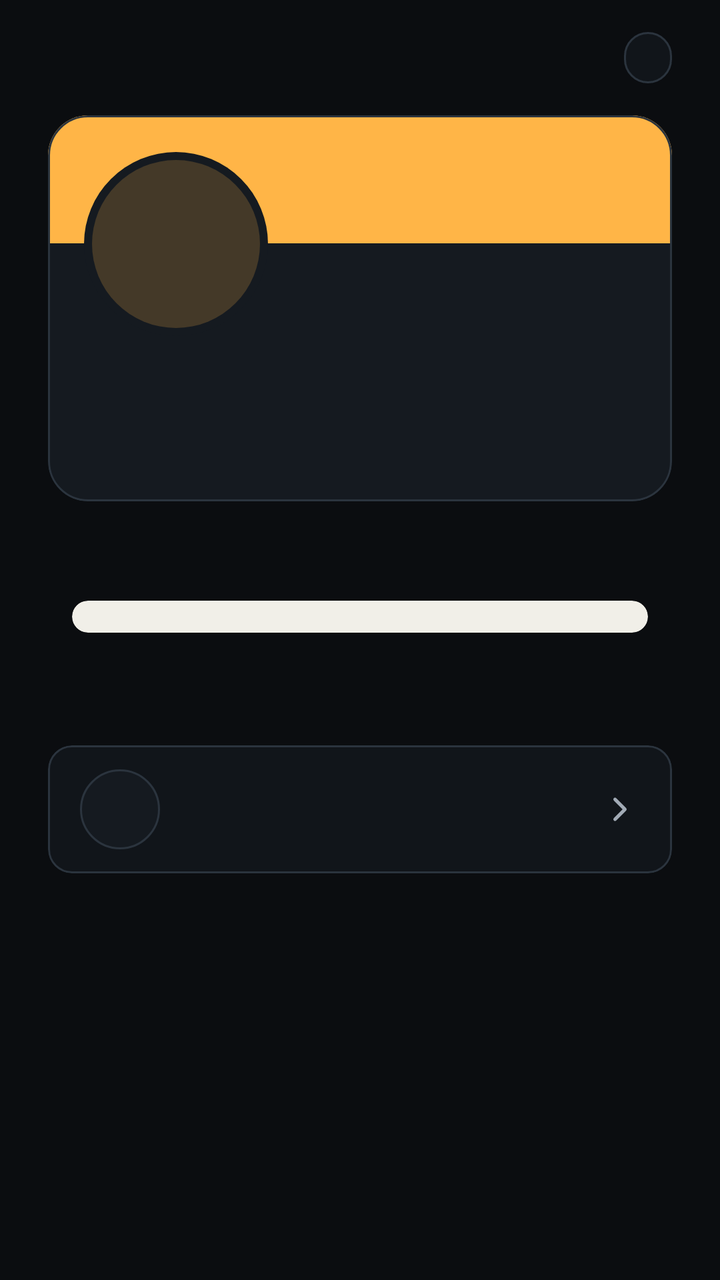
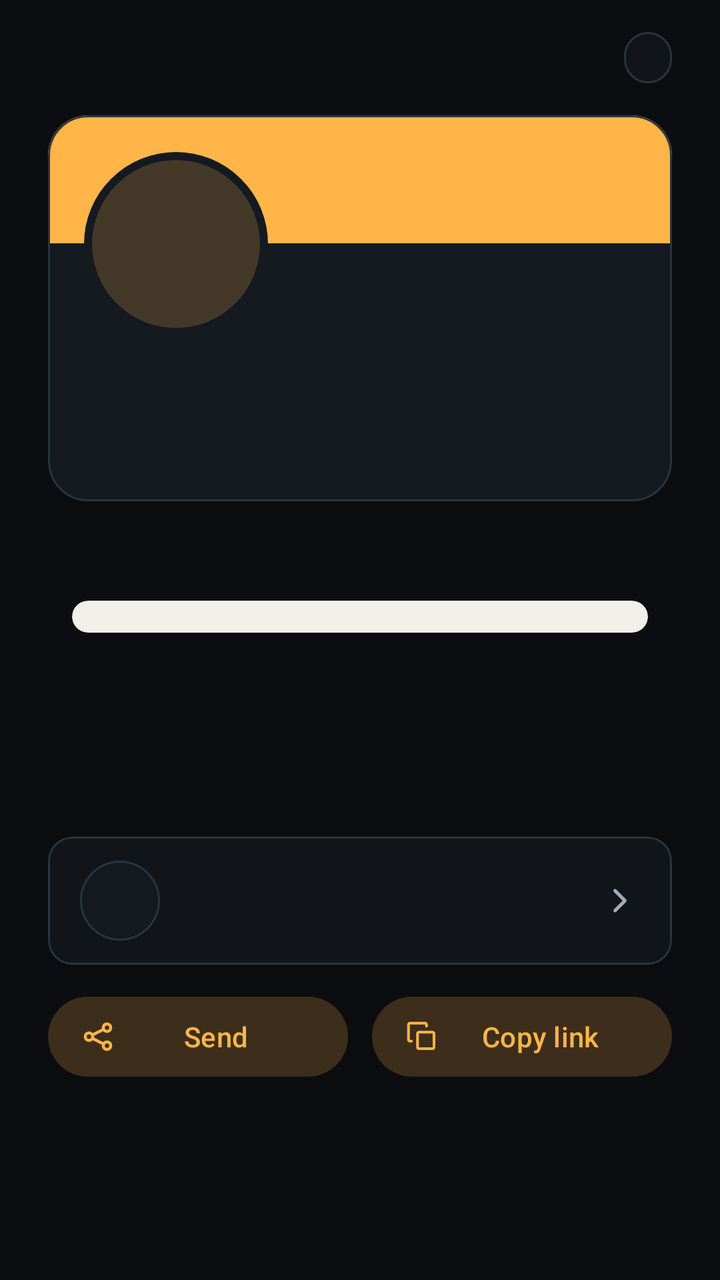

Before-and-after screenshots of an Android layout around one commit, followed by the original layout XML and the change that was made.
<!-- AndroidManifest.xml: application theme Theme.Tilde -->
<!-- res/layout/panel_share.xml -->
<?xml version="1.0" encoding="utf-8"?>
<ScrollView xmlns:android="http://schemas.android.com/apk/res/android"
    xmlns:app="http://schemas.android.com/apk/res-auto"
    style="@style/Panel">

    <LinearLayout
        android:layout_width="match_parent"
        android:layout_height="wrap_content"
        android:orientation="vertical"
        android:paddingHorizontal="24dp"
        android:paddingTop="16dp"
        android:paddingBottom="24dp">

        <LinearLayout
            android:layout_width="match_parent"
            android:layout_height="wrap_content"
            android:gravity="center_vertical"
            android:orientation="horizontal">

            <TextView
                android:id="@+id/brand"
                android:layout_width="0dp"
                android:layout_height="wrap_content"
                android:layout_weight="1"
                android:fontFamily="monospace"
                android:textColor="@color/text"
                android:textSize="16sp" />

            <TextView
                android:id="@+id/state"
                android:layout_width="wrap_content"
                android:layout_height="wrap_content"
                android:background="@drawable/bg_chip"
                android:paddingHorizontal="12dp"
                android:paddingVertical="4dp"
                android:textSize="13sp" />
        </LinearLayout>

        
        <com.google.android.material.card.MaterialCardView
            android:id="@+id/profile_card"
            android:layout_width="match_parent"
            android:layout_height="wrap_content"
            android:layout_marginTop="16dp"
            app:cardBackgroundColor="@color/panel_raised"
            app:cardCornerRadius="20dp"
            app:cardElevation="0dp"
            app:strokeColor="@color/line_strong"
            app:strokeWidth="1dp">

            <LinearLayout
                android:layout_width="match_parent"
                android:layout_height="wrap_content"
                android:orientation="vertical">

                <View
                    android:layout_width="match_parent"
                    android:layout_height="64dp"
                    android:background="@color/accent" />

                
                <FrameLayout
                    android:layout_width="92dp"
                    android:layout_height="92dp"
                    android:layout_marginStart="18dp"
                    android:layout_marginTop="-46dp"
                    android:background="@drawable/bg_avatar_ring"
                    android:padding="4dp">

                    <include
                        android:id="@+id/card_avatar"
                        layout="@layout/view_avatar"
                        android:layout_width="match_parent"
                        android:layout_height="match_parent" />
                </FrameLayout>

                <TextView
                    android:id="@+id/name"
                    android:layout_width="match_parent"
                    android:layout_height="wrap_content"
                    android:layout_marginHorizontal="20dp"
                    android:layout_marginTop="10dp"
                    android:textColor="@color/text"
                    android:textSize="24sp"
                    android:textStyle="bold" />

                <TextView
                    android:id="@+id/card_title"
                    android:layout_width="match_parent"
                    android:layout_height="wrap_content"
                    android:layout_marginHorizontal="20dp"
                    android:layout_marginTop="2dp"
                    android:layout_marginBottom="18dp"
                    android:textColor="@color/muted"
                    android:textSize="15sp" />
            </LinearLayout>
        </com.google.android.material.card.MaterialCardView>

        <com.google.android.material.button.MaterialButton
            android:id="@+id/set_up_profile"
            android:layout_width="wrap_content"
            android:layout_height="wrap_content"
            android:layout_gravity="center_horizontal"
            android:layout_marginTop="16dp"
            android:text="@string/set_up_profile"
            android:visibility="gone" />

        <TextView
            android:id="@+id/tagline"
            android:layout_width="match_parent"
            android:layout_height="wrap_content"
            android:layout_marginTop="4dp"
            android:gravity="center"
            android:textColor="@color/muted"
            android:textSize="16sp" />

        <com.google.android.material.card.MaterialCardView
            android:id="@+id/qr_card"
            android:layout_width="match_parent"
            android:layout_height="wrap_content"
            android:layout_marginHorizontal="12dp"
            android:layout_marginTop="24dp"
            app:cardBackgroundColor="@color/qr_light"
            app:cardCornerRadius="20dp"
            app:cardElevation="0dp"
            app:strokeWidth="0dp">

            <ImageView
                android:id="@+id/qr"
                android:layout_width="match_parent"
                android:layout_height="wrap_content"
                android:adjustViewBounds="true"
                android:contentDescription="@string/qr_description"
                android:padding="8dp"
                android:scaleType="fitCenter" />
        </com.google.android.material.card.MaterialCardView>

        <LinearLayout
            android:id="@+id/wifi_missing"
            android:layout_width="match_parent"
            android:layout_height="wrap_content"
            android:layout_marginTop="24dp"
            android:gravity="center"
            android:orientation="vertical"
            android:visibility="gone">

            <TextView
                style="@style/Hint"
                android:gravity="center"
                android:text="@string/wifi_missing" />

            <com.google.android.material.button.MaterialButton
                android:id="@+id/open_settings"
                style="@style/Widget.Material3.Button.TonalButton"
                android:layout_width="wrap_content"
                android:layout_height="wrap_content"
                android:layout_marginTop="8dp"
                android:text="@string/open_settings" />
        </LinearLayout>

        <TextView
            android:id="@+id/iphone_hint"
            android:layout_width="match_parent"
            android:layout_height="wrap_content"
            android:layout_marginTop="12dp"
            android:gravity="center"
            android:textColor="@color/accent"
            android:textSize="15sp" />

        <com.google.android.material.button.MaterialButton
            android:id="@+id/nfc_settings"
            style="@style/Widget.Material3.Button.TonalButton"
            android:layout_width="wrap_content"
            android:layout_height="wrap_content"
            android:layout_gravity="center_horizontal"
            android:layout_marginTop="12dp"
            android:text="@string/open_nfc_settings"
            android:visibility="gone" />

        <com.google.android.material.card.MaterialCardView
            android:id="@+id/share_row"
            style="@style/Widget.Material3.CardView.Outlined"
            android:layout_width="match_parent"
            android:layout_height="wrap_content"
            android:layout_marginTop="24dp"
            android:clickable="true"
            android:focusable="true"
            app:cardBackgroundColor="@color/panel"
            app:strokeColor="@color/line_strong">

            <include android:id="@+id/share_row_content" layout="@layout/row_preset" />
        </com.google.android.material.card.MaterialCardView>

        <TextView
            android:id="@+id/meta"
            android:layout_width="match_parent"
            android:layout_height="wrap_content"
            android:layout_marginTop="10dp"
            android:fontFamily="monospace"
            android:gravity="center"
            android:textColor="@color/dim"
            android:textSize="12sp" />
    </LinearLayout>
</ScrollView>
<!-- res/layout/view_avatar.xml (included above) -->
<?xml version="1.0" encoding="utf-8"?>
<FrameLayout xmlns:android="http://schemas.android.com/apk/res/android"
    xmlns:app="http://schemas.android.com/apk/res-auto"
    android:layout_width="match_parent"
    android:layout_height="match_parent">

    <TextView
        android:id="@+id/avatar_initials"
        android:layout_width="match_parent"
        android:layout_height="match_parent"
        android:background="@drawable/bg_avatar"
        android:gravity="center"
        android:textColor="@color/accent"
        android:textSize="24sp"
        android:textStyle="bold" />

    <com.google.android.material.imageview.ShapeableImageView
        android:id="@+id/avatar_photo"
        android:layout_width="match_parent"
        android:layout_height="match_parent"
        android:importantForAccessibility="no"
        android:scaleType="centerCrop"
        android:visibility="gone"
        app:shapeAppearanceOverlay="@style/Circle" />
</FrameLayout>
<!-- res/layout/row_preset.xml (included above) -->
<?xml version="1.0" encoding="utf-8"?>
<LinearLayout xmlns:android="http://schemas.android.com/apk/res/android"
    xmlns:app="http://schemas.android.com/apk/res-auto"
    android:layout_width="match_parent"
    android:layout_height="wrap_content"
    android:background="?attr/selectableItemBackground"
    android:gravity="center_vertical"
    android:minHeight="64dp"
    android:orientation="horizontal"
    android:paddingHorizontal="16dp"
    android:paddingVertical="10dp">

    
    <FrameLayout
        android:layout_width="40dp"
        android:layout_height="40dp"
        android:background="@drawable/bg_monogram">

        <ImageView
            android:id="@+id/logo"
            android:layout_width="22dp"
            android:layout_height="22dp"
            android:layout_gravity="center"
            android:importantForAccessibility="no" />

        <TextView
            android:id="@+id/monogram"
            android:layout_width="match_parent"
            android:layout_height="match_parent"
            android:fontFamily="monospace"
            android:gravity="center"
            android:textColor="@color/accent"
            android:textSize="15sp"
            android:textStyle="bold" />
    </FrameLayout>

    <LinearLayout
        android:layout_width="0dp"
        android:layout_height="wrap_content"
        android:layout_marginStart="14dp"
        android:layout_weight="1"
        android:orientation="vertical">

        <TextView
            android:id="@+id/title"
            android:layout_width="match_parent"
            android:layout_height="wrap_content"
            android:textColor="@color/text"
            android:textSize="16sp" />

        <TextView
            android:id="@+id/subtitle"
            android:layout_width="match_parent"
            android:layout_height="wrap_content"
            android:layout_marginTop="2dp"
            android:ellipsize="end"
            android:maxLines="1"
            android:textColor="@color/muted"
            android:textSize="13sp" />

        
        <TextView
            android:id="@+id/note"
            android:layout_width="match_parent"
            android:layout_height="wrap_content"
            android:layout_marginTop="2dp"
            android:text="@string/iphone_scan_only"
            android:textColor="@color/accent"
            android:textSize="13sp"
            android:visibility="gone" />
    </LinearLayout>

    <ImageView
        android:id="@+id/end"
        android:layout_width="20dp"
        android:layout_height="20dp"
        android:layout_marginStart="8dp"
        android:importantForAccessibility="no"
        android:src="@drawable/ic_chevron"
        app:tint="@color/muted" />
</LinearLayout>
<!-- resources referenced by this layout -->
<resources>
  <color name="accent">#FFB547</color>
  <color name="dim">#8A94A0</color>
  <color name="line_strong">#2B343E</color>
  <color name="muted">#A2ABB6</color>
  <color name="panel">#11151A</color>
  <color name="panel_raised">#151A20</color>
  <color name="qr_light">#F1EFE8</color>
  <color name="text">#E7EAEE</color>
  <!-- drawable bg_avatar (drawable) -->
  <?xml version="1.0" encoding="utf-8"?>
  <shape xmlns:android="http://schemas.android.com/apk/res/android" android:shape="oval">
      <solid android:color="@color/accent_soft" />
  </shape>
  <!-- drawable bg_avatar_ring (drawable) -->
  <?xml version="1.0" encoding="utf-8"?>
  <shape xmlns:android="http://schemas.android.com/apk/res/android" android:shape="oval">
      <solid android:color="@color/panel_raised" />
  </shape>
  <string name="iphone_scan_only">iPhone: scan the code</string>
  <string name="open_nfc_settings">Turn on NFC</string>
  <string name="open_settings">Open settings</string>
  <string name="qr_description">QR code for what a tap shares</string>
  <string name="set_up_profile">Set up your profile</string>
  <string name="wifi_missing">Add the Wi-Fi name and password in Settings to share it.</string>
  <style name="Circle">
          <item name="cornerFamily">rounded</item>
          <item name="cornerSize">50%</item>
      </style>
  <style name="Panel">
          <item name="android:layout_width">match_parent</item>
          <item name="android:layout_height">match_parent</item>
          <item name="android:fillViewport">true</item>
      </style>
  <color name="accent_soft">#33FFB547</color>
  <color name="bg">#0B0D10</color>
  <color name="line">#1F262E</color>
  <style name="ThemeOverlay.Tilde.BottomSheet" parent="ThemeOverlay.Material3.BottomSheetDialog">
          <item name="colorSurfaceContainerLow">@color/panel</item>
      </style>
  <!-- unchanged entries left out for length: 5 -->
</resources>

<!-- the commit's change to res/layout/panel_share.xml (unified diff, before → after) -->
@@ -36,65 +36,12 @@
                 android:textSize="13sp" />
         </LinearLayout>
 
-        
-        <com.google.android.material.card.MaterialCardView
+        <include
             android:id="@+id/profile_card"
-            android:layout_width="match_parent"
-            android:layout_height="wrap_content"
-            android:layout_marginTop="16dp"
-            app:cardBackgroundColor="@color/panel_raised"
-            app:cardCornerRadius="20dp"
-            app:cardElevation="0dp"
-            app:strokeColor="@color/line_strong"
-            app:strokeWidth="1dp">
-
-            <LinearLayout
-                android:layout_width="match_parent"
-                android:layout_height="wrap_content"
-                android:orientation="vertical">
-
-                <View
-                    android:layout_width="match_parent"
-                    android:layout_height="64dp"
-                    android:background="@color/accent" />
-
-                
-                <FrameLayout
-                    android:layout_width="92dp"
-                    android:layout_height="92dp"
-                    android:layout_marginStart="18dp"
-                    android:layout_marginTop="-46dp"
-                    android:background="@drawable/bg_avatar_ring"
-                    android:padding="4dp">
-
-                    <include
-                        android:id="@+id/card_avatar"
-                        layout="@layout/view_avatar"
-                        android:layout_width="match_parent"
-                        android:layout_height="match_parent" />
-                </FrameLayout>
-
-                <TextView
-                    android:id="@+id/name"
-                    android:layout_width="match_parent"
-                    android:layout_height="wrap_content"
-                    android:layout_marginHorizontal="20dp"
-                    android:layout_marginTop="10dp"
-                    android:textColor="@color/text"
-                    android:textSize="24sp"
-                    android:textStyle="bold" />
-
-                <TextView
-                    android:id="@+id/card_title"
-                    android:layout_width="match_parent"
-                    android:layout_height="wrap_content"
-                    android:layout_marginHorizontal="20dp"
-                    android:layout_marginTop="2dp"
-                    android:layout_marginBottom="18dp"
-                    android:textColor="@color/muted"
-                    android:textSize="15sp" />
-            </LinearLayout>
-        </com.google.android.material.card.MaterialCardView>
+            layout="@layout/view_card"
+            android:layout_width="match_parent"
+            android:layout_height="wrap_content"
+            android:layout_marginTop="16dp" />
 
         <com.google.android.material.button.MaterialButton
             android:id="@+id/set_up_profile"
@@ -135,6 +82,35 @@
                 android:scaleType="fitCenter" />
         </com.google.android.material.card.MaterialCardView>
 
+        
+        <TextView
+            android:id="@+id/qr_opens"
+            android:layout_width="match_parent"
+            android:layout_height="wrap_content"
+            android:layout_marginTop="12dp"
+            android:ellipsize="middle"
+            android:gravity="center"
+            android:singleLine="true"
+            android:textColor="@color/text"
+            android:textSize="16sp" />
+
+        
+        <HorizontalScrollView
+            android:id="@+id/quick_switch_scroll"
+            android:layout_width="match_parent"
+            android:layout_height="wrap_content"
+            android:layout_marginTop="12dp"
+            android:scrollbars="none">
+
+            <com.google.android.material.chip.ChipGroup
+                android:id="@+id/quick_switch"
+                android:layout_width="wrap_content"
+                android:layout_height="wrap_content"
+                app:selectionRequired="true"
+                app:singleLine="true"
+                app:singleSelection="true" />
+        </HorizontalScrollView>
+
         <LinearLayout
             android:id="@+id/wifi_missing"
             android:layout_width="match_parent"
@@ -191,6 +167,34 @@
             <include android:id="@+id/share_row_content" layout="@layout/row_preset" />
         </com.google.android.material.card.MaterialCardView>
 
+        
+        <LinearLayout
+            android:id="@+id/share_actions"
+            android:layout_width="match_parent"
+            android:layout_height="wrap_content"
+            android:layout_marginTop="12dp"
+            android:orientation="horizontal">
+
+            <com.google.android.material.button.MaterialButton
+                android:id="@+id/share_send"
+                style="@style/Widget.Material3.Button.TonalButton.Icon"
+                android:layout_width="0dp"
+                android:layout_height="wrap_content"
+                android:layout_weight="1"
+                android:text="@string/share_send"
+                app:icon="@drawable/ic_nav_share" />
+
+            <com.google.android.material.button.MaterialButton
+                android:id="@+id/share_copy"
+                style="@style/Widget.Material3.Button.TonalButton.Icon"
+                android:layout_width="0dp"
+                android:layout_height="wrap_content"
+                android:layout_marginStart="12dp"
+                android:layout_weight="1"
+                android:text="@string/share_copy"
+                app:icon="@drawable/ic_copy" />
+        </LinearLayout>
+
         <TextView
             android:id="@+id/meta"
             android:layout_width="match_parent"
@@ -202,32 +206,66 @@
             android:textSize="12sp" />
     </LinearLayout>
 </ScrollView>
-<!-- res/layout/view_avatar.xml (included above) -->
+<!-- res/layout/view_card.xml (included above) -->
 <?xml version="1.0" encoding="utf-8"?>
-<FrameLayout xmlns:android="http://schemas.android.com/apk/res/android"
+<com.google.android.material.card.MaterialCardView xmlns:android="http://schemas.android.com/apk/res/android"
     xmlns:app="http://schemas.android.com/apk/res-auto"
     android:layout_width="match_parent"
-    android:layout_height="match_parent">
-
-    <TextView
-        android:id="@+id/avatar_initials"
+    android:layout_height="wrap_content"
+    app:cardBackgroundColor="@color/panel_raised"
+    app:cardCornerRadius="20dp"
+    app:cardElevation="0dp"
+    app:strokeColor="@color/line_strong"
+    app:strokeWidth="1dp">
+
+    
+    <LinearLayout
         android:layout_width="match_parent"
-        android:layout_height="match_parent"
-        android:background="@drawable/bg_avatar"
-        android:gravity="center"
-        android:textColor="@color/accent"
-        android:textSize="24sp"
-        android:textStyle="bold" />
-
-    <com.google.android.material.imageview.ShapeableImageView
-        android:id="@+id/avatar_photo"
-        android:layout_width="match_parent"
-        android:layout_height="match_parent"
-        android:importantForAccessibility="no"
-        android:scaleType="centerCrop"
-        android:visibility="gone"
-        app:shapeAppearanceOverlay="@style/Circle" />
-</FrameLayout>
+        android:layout_height="wrap_content"
+        android:orientation="vertical"
+        android:paddingBottom="18dp">
+
+        <View
+            android:layout_width="match_parent"
+            android:layout_height="64dp"
+            android:background="@color/accent" />
+
+        
+        <FrameLayout
+            android:layout_width="92dp"
+            android:layout_height="92dp"
+            android:layout_marginStart="18dp"
+            android:layout_marginTop="-46dp"
+            android:background="@drawable/bg_avatar_ring"
+            android:padding="4dp">
+
+            <include
+                android:id="@+id/card_avatar"
+                layout="@layout/view_avatar"
+                android:layout_width="match_parent"
+                android:layout_height="match_parent" />
+        </FrameLayout>
+
+        <TextView
+            android:id="@+id/name"
+            android:layout_width="match_parent"
+            android:layout_height="wrap_content"
+            android:layout_marginHorizontal="20dp"
+            android:layout_marginTop="10dp"
+            android:textColor="@color/text"
+            android:textSize="24sp"
+            android:textStyle="bold" />
+
+        <TextView
+            android:id="@+id/card_title"
+            android:layout_width="match_parent"
+            android:layout_height="wrap_content"
+            android:layout_marginHorizontal="20dp"
+            android:layout_marginTop="2dp"
+            android:textColor="@color/muted"
+            android:textSize="15sp" />
+    </LinearLayout>
+</com.google.android.material.card.MaterialCardView>
 <!-- res/layout/row_preset.xml (included above) -->
 <?xml version="1.0" encoding="utf-8"?>
 <LinearLayout xmlns:android="http://schemas.android.com/apk/res/android"
@@ -301,6 +339,31 @@
             android:visibility="gone" />
     </LinearLayout>
 
+    
+    <ImageView
+        android:id="@+id/star"
+        android:layout_width="40dp"
+        android:layout_height="40dp"
+        android:layout_marginStart="4dp"
+        android:background="?attr/selectableItemBackgroundBorderless"
+        android:contentDescription="@string/picker_star"
+        android:padding="9dp"
+        android:src="@drawable/ic_star"
+        android:visibility="gone"
+        app:tint="@color/muted" />
+
+    
+    <TextView
+        android:id="@+id/set_up"
+        android:layout_width="wrap_content"
+        android:layout_height="wrap_content"
+        android:layout_marginStart="8dp"
+        android:text="@string/picker_set_up"
+        android:textColor="@color/accent"
+        android:textSize="14sp"
+        android:textStyle="bold"
+        android:visibility="gone" />
+
     <ImageView
         android:id="@+id/end"
         android:layout_width="20dp"
@@ -310,3 +373,29 @@
         android:src="@drawable/ic_chevron"
         app:tint="@color/muted" />
 </LinearLayout>
+<!-- res/layout/view_avatar.xml (included above) -->
+<?xml version="1.0" encoding="utf-8"?>
+<FrameLayout xmlns:android="http://schemas.android.com/apk/res/android"
+    xmlns:app="http://schemas.android.com/apk/res-auto"
+    android:layout_width="match_parent"
+    android:layout_height="match_parent">
+
+    <TextView
+        android:id="@+id/avatar_initials"
+        android:layout_width="match_parent"
+        android:layout_height="match_parent"
+        android:background="@drawable/bg_avatar"
+        android:gravity="center"
+        android:textColor="@color/accent"
+        android:textSize="24sp"
+        android:textStyle="bold" />
+
+    <com.google.android.material.imageview.ShapeableImageView
+        android:id="@+id/avatar_photo"
+        android:layout_width="match_parent"
+        android:layout_height="match_parent"
+        android:importantForAccessibility="no"
+        android:scaleType="centerCrop"
+        android:visibility="gone"
+        app:shapeAppearanceOverlay="@style/Circle" />
+</FrameLayout>
<!-- resource entries referenced after the edit -->
@@ -18,11 +18,36 @@
   <shape xmlns:android="http://schemas.android.com/apk/res/android" android:shape="oval">
       <solid android:color="@color/panel_raised" />
   </shape>
+  <!-- drawable ic_copy (drawable) -->
+  <?xml version="1.0" encoding="utf-8"?>
+  <vector xmlns:android="http://schemas.android.com/apk/res/android"
+      android:width="24dp" android:height="24dp" android:viewportWidth="24" android:viewportHeight="24">
+      <path android:fillColor="#00000000" android:strokeColor="#FFE7EAEE" android:strokeWidth="1.8"
+          android:strokeLineCap="round" android:strokeLineJoin="round" android:pathData="M10,9h9a1,1 0,0 1,1 1v9a1,1 0,0 1,-1 1h-9a1,1 0,0 1,-1 -1v-9a1,1 0,0 1,1 -1zM5,15H4a1,1 0,0 1,-1 -1V4a1,1 0,0 1,1 -1h10a1,1 0,0 1,1 1v1" />
+  </vector>
+  <!-- drawable ic_nav_share (drawable) -->
+  <?xml version="1.0" encoding="utf-8"?>
+  <vector xmlns:android="http://schemas.android.com/apk/res/android"
+      android:width="24dp" android:height="24dp" android:viewportWidth="24" android:viewportHeight="24">
+      <path android:fillColor="#00000000" android:strokeColor="#FFFFFFFF" android:strokeWidth="2"
+          android:strokeLineCap="round" android:strokeLineJoin="round" android:pathData="M6,12m-2.5,0a2.5,2.5 0,1 0,5 0a2.5,2.5 0,1 0,-5 0M18,6m-2.5,0a2.5,2.5 0,1 0,5 0a2.5,2.5 0,1 0,-5 0M18,18m-2.5,0a2.5,2.5 0,1 0,5 0a2.5,2.5 0,1 0,-5 0M8.2,10.9L15.8,7.1M8.2,13.1L15.8,16.9" />
+  </vector>
+  <!-- drawable ic_star (drawable) -->
+  <?xml version="1.0" encoding="utf-8"?>
+  <vector xmlns:android="http://schemas.android.com/apk/res/android"
+      android:width="24dp" android:height="24dp" android:viewportWidth="24" android:viewportHeight="24">
+      <path android:fillColor="#00000000" android:strokeColor="#FFE7EAEE" android:strokeWidth="1.8"
+          android:strokeLineCap="round" android:strokeLineJoin="round" android:pathData="M12,3l2.78,5.63L21,9.54l-4.5,4.38 1.06,6.19L12,17.2l-5.56,2.91L7.5,13.92 3,9.54l6.22,-0.91L12,3z" />
+  </vector>
   <string name="iphone_scan_only">iPhone: scan the code</string>
   <string name="open_nfc_settings">Turn on NFC</string>
   <string name="open_settings">Open settings</string>
+  <string name="picker_set_up">Set up</string>
+  <string name="picker_star">Show in the quick-switch row</string>
   <string name="qr_description">QR code for what a tap shares</string>
   <string name="set_up_profile">Set up your profile</string>
+  <string name="share_copy">Copy link</string>
+  <string name="share_send">Send</string>
   <string name="wifi_missing">Add the Wi-Fi name and password in Settings to share it.</string>
   <style name="Circle">
           <item name="cornerFamily">rounded</item>
